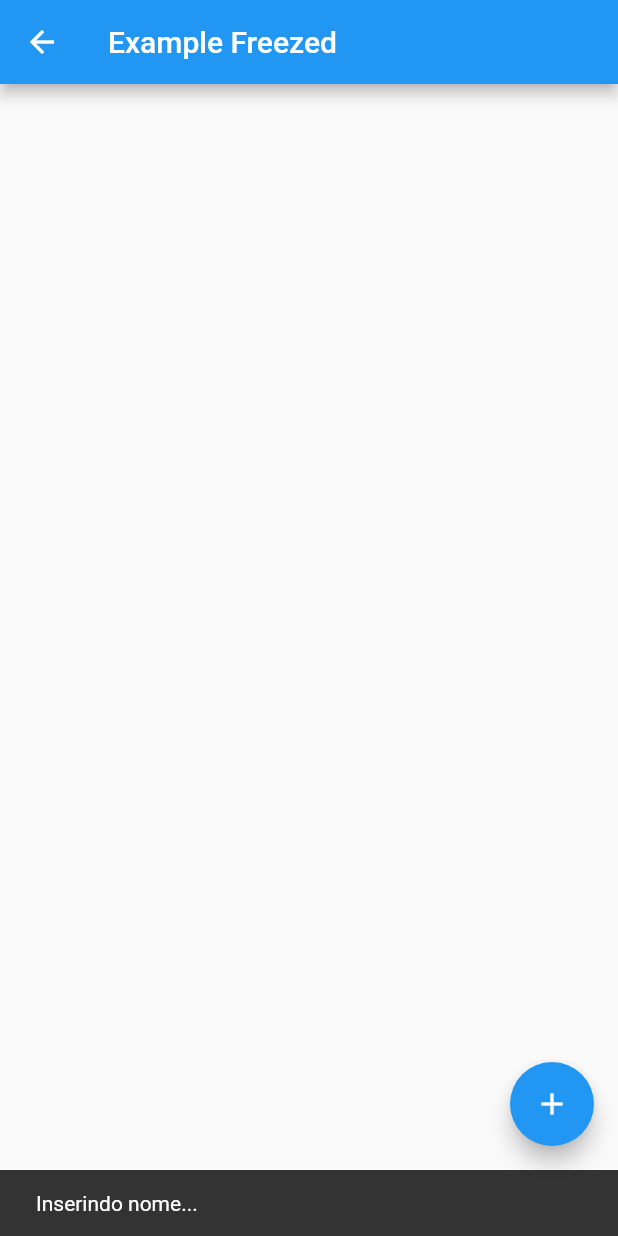
After one commit to DuhAlonso/example_bloc, a Flutter app: the BlocFreezedExample screen opened by its route, after a tap on the "add" icon, on a phone screen of 412 x 824 dp. The commit adds this screen. Run offline on Flutter 3.47's test engine with Material 2 defaults, Android fonts, the phone set to English and light mode, and no system bars; our stand-ins replace bloc, flutter_bloc, freezed_annotation.

Commit message:
finished freezed example

```diff
--- a/lib/features/bloc_example/bloc/example_bloc.dart
+++ b/lib/features/bloc_example/bloc/example_bloc.dart
@@ -42,7 +42,7 @@ class ExampleBloc extends Bloc<ExampleEvent, ExampleState> {
     Emitter<ExampleState> emit,
   ) async {
     final names = ['Eduardo', 'Antonio', 'Jennifer', 'Marina'];
-    await Future.delayed(Duration(seconds: 4));
+    await Future.delayed(const Duration(seconds: 4));
     emit(ExampleStateData(names: names));
   }
 }
--- /dev/null
+++ b/lib/features/bloc_example/bloc_freezed/example_freezed_bloc.dart
@@ -0,0 +1,57 @@
+import 'dart:async';
+
+import 'package:bloc/bloc.dart';
+import 'package:freezed_annotation/freezed_annotation.dart';
+part 'example_freezed_state.dart';
+part 'example_freezed_event.dart';
+part 'example_freezed_bloc.freezed.dart';
+
+class ExampleFreezedBloc
+    extends Bloc<ExampleFreezedEvent, ExampleFreezedState> {
+  ExampleFreezedBloc() : super(ExampleFreezedState.initial()) {
+    on<_ExampleFreezedEventFindNames>(_findNames);
+    on<_ExampleFreezedEventRemoveNames>(_removeName);
+    on<_ExampleFreezedEventAddNames>(_addName);
+  }
+
+  FutureOr<void> _removeName(
+    _ExampleFreezedEventRemoveNames event,
+    Emitter<ExampleFreezedState> emit,
+  ) {
+    final names = state.maybeWhen(
+      data: (names) => names,
+      orElse: () => <String>[],
+    );
+    final newNames = [...names];
+    newNames.retainWhere((element) => element != event.name);
+    emit(ExampleFreezedState.data(names: newNames));
+  }
+
+  FutureOr<void> _addName(
+    _ExampleFreezedEventAddNames event,
+    Emitter<ExampleFreezedState> emit,
+  ) async {
+    final names = state.maybeWhen(
+      data: (names) => names,
+      orElse: () => <String>[],
+    );
+
+    emit(ExampleFreezedState.showBanner(
+        names: names, message: 'Inserindo nome...'));
+    await Future.delayed(const Duration(seconds: 2));
+    final newNames = [...names];
+    newNames.add(event.name);
+
+    emit(ExampleFreezedState.data(names: newNames));
+  }
+
+  FutureOr<void> _findNames(
+    _ExampleFreezedEventFindNames event,
+    Emitter<ExampleFreezedState> emit,
+  ) async {
+    emit(ExampleFreezedState.loading());
+    final names = ['Eduardo', 'Antonio', 'Jennifer', 'Marina'];
+    await Future.delayed(const Duration(seconds: 4));
+    emit(ExampleFreezedState.data(names: names));
+  }
+}
--- /dev/null
+++ b/lib/features/bloc_example/bloc_freezed/example_freezed_event.dart
@@ -0,0 +1,10 @@
+part of 'example_freezed_bloc.dart';
+
+@freezed
+class ExampleFreezedEvent with _$ExampleFreezedEvent {
+  const factory ExampleFreezedEvent.findNames() = _ExampleFreezedEventFindNames;
+  const factory ExampleFreezedEvent.addName(String name) =
+      _ExampleFreezedEventAddNames;
+  const factory ExampleFreezedEvent.removeNames(String name) =
+      _ExampleFreezedEventRemoveNames;
+}
--- /dev/null
+++ b/lib/features/bloc_example/bloc_freezed/example_freezed_state.dart
@@ -0,0 +1,12 @@
+part of 'example_freezed_bloc.dart';
+
+@freezed
+class ExampleFreezedState with _$ExampleFreezedState {
+  factory ExampleFreezedState.initial() = _ExampleFreezedStateInicial;
+  factory ExampleFreezedState.loading() = _ExampleFreezedStateLoading;
+  factory ExampleFreezedState.showBanner(
+      {required List<String> names,
+      required String message}) = _ExampleFreezedStateBanner;
+  factory ExampleFreezedState.data({required List<String> names}) =
+      _ExampleFreezedStateData;
+}
--- /dev/null
+++ b/lib/features/bloc_example/bloc_freezed_example.dart
@@ -0,0 +1,83 @@
+import 'package:contact_book/features/bloc_example/bloc_freezed/example_freezed_bloc.dart';
+import 'package:flutter/material.dart';
+import 'package:flutter_bloc/flutter_bloc.dart';
+
+class BlocFreezedExample extends StatelessWidget {
+  const BlocFreezedExample({Key? key}) : super(key: key);
+
+  @override
+  Widget build(BuildContext context) {
+    return Scaffold(
+      appBar: AppBar(
+        title: const Text('Example Freezed'),
+      ),
+      floatingActionButton: FloatingActionButton(
+        onPressed: () {
+          context
+              .read<ExampleFreezedBloc>()
+              .add(ExampleFreezedEvent.addName('Alonso'));
+        },
+        child: Icon(Icons.add),
+      ),
+      body: BlocListener<ExampleFreezedBloc, ExampleFreezedState>(
+        listener: (context, state) {
+          state.whenOrNull(
+            showBanner: (_, message) =>
+                ScaffoldMessenger.of(context).showSnackBar(
+              SnackBar(
+                content: Text(message),
+              ),
+            ),
+          );
+        },
+        child: Column(
+          mainAxisAlignment: MainAxisAlignment.center,
+          children: [
+            BlocSelector<ExampleFreezedBloc, ExampleFreezedState, bool>(
+              selector: (state) {
+                return state.maybeWhen(
+                  loading: () => true,
+                  orElse: () => false,
+                );
+              },
+              builder: (context, showLoader) {
+                if (showLoader) {
+                  return const Center(
+                    child: CircularProgressIndicator(),
+                  );
+                }
+                return const SizedBox.shrink();
+              },
+            ),
+            BlocSelector<ExampleFreezedBloc, ExampleFreezedState, List<String>>(
+              selector: (state) {
+                return state.maybeWhen(
+                  showBanner: ((names, _) => names),
+                  data: (names) => names,
+                  orElse: () => <String>[],
+                );
+              },
+              builder: (context, names) {
+                return ListView.builder(
+                  shrinkWrap: true,
+                  itemCount: names.length,
+                  itemBuilder: (context, index) {
+                    final name = names[index];
+                    return ListTile(
+                      onTap: () {
+                        context.read<ExampleFreezedBloc>().add(
+                              ExampleFreezedEvent.removeNames(name),
+                            );
+                      },
+                      title: Text(name),
+                    );
+                  },
+                );
+              },
+            ),
+          ],
+        ),
+      ),
+    );
+  }
+}
--- a/pubspec.yaml
+++ b/pubspec.yaml
@@ -32,11 +32,14 @@ dependencies:
   flutter:
     sdk: flutter
   flutter_bloc: ^8.0.1
+  freezed_annotation: ^1.1.0
 
 dev_dependencies:
+  build_runner: ^2.1.9
   flutter_lints: ^1.0.0
   flutter_test:
     sdk: flutter
+  freezed: ^1.1.1
 
 # For information on the generic Dart part of this file, see the
 # following page: https://dart.dev/tools/pub/pubspec
```
Also changed, not shown: lib/features/bloc_example/bloc_example_page.dart (+5 -5 lines), lib/home/home_page.dart (+11 -2 lines), lib/main.dart (+6 -1 lines), lib/features/bloc_example/bloc_freezed/example_freezed_bloc.freezed.dart (added), pubspec.lock.
